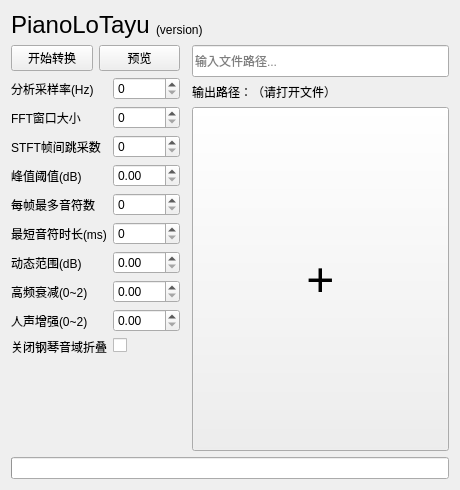
LYXOfficial/PianoLoTayu, file src/pianolotayu/gui/main.ui: the form before one commit.
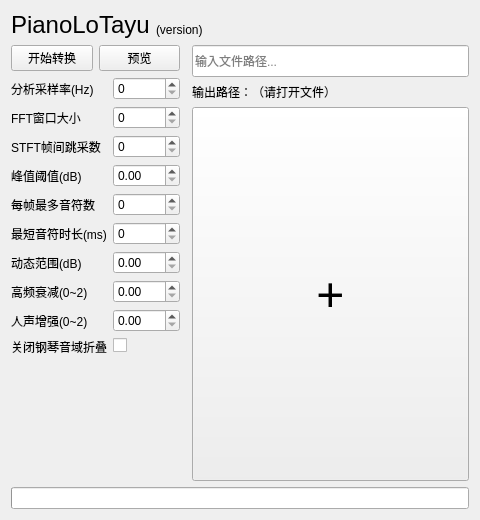
The form after the commit.

Patch:
```diff
--- a/src/pianolotayu/gui/main.ui
+++ b/src/pianolotayu/gui/main.ui
@@ -6,14 +6,14 @@
    <rect>
     <x>0</x>
     <y>0</y>
-    <width>460</width>
-    <height>490</height>
+    <width>480</width>
+    <height>520</height>
    </rect>
   </property>
   <property name="minimumSize">
    <size>
-    <width>460</width>
-    <height>490</height>
+    <width>480</width>
+    <height>520</height>
    </size>
   </property>
   <property name="windowTitle">
```
